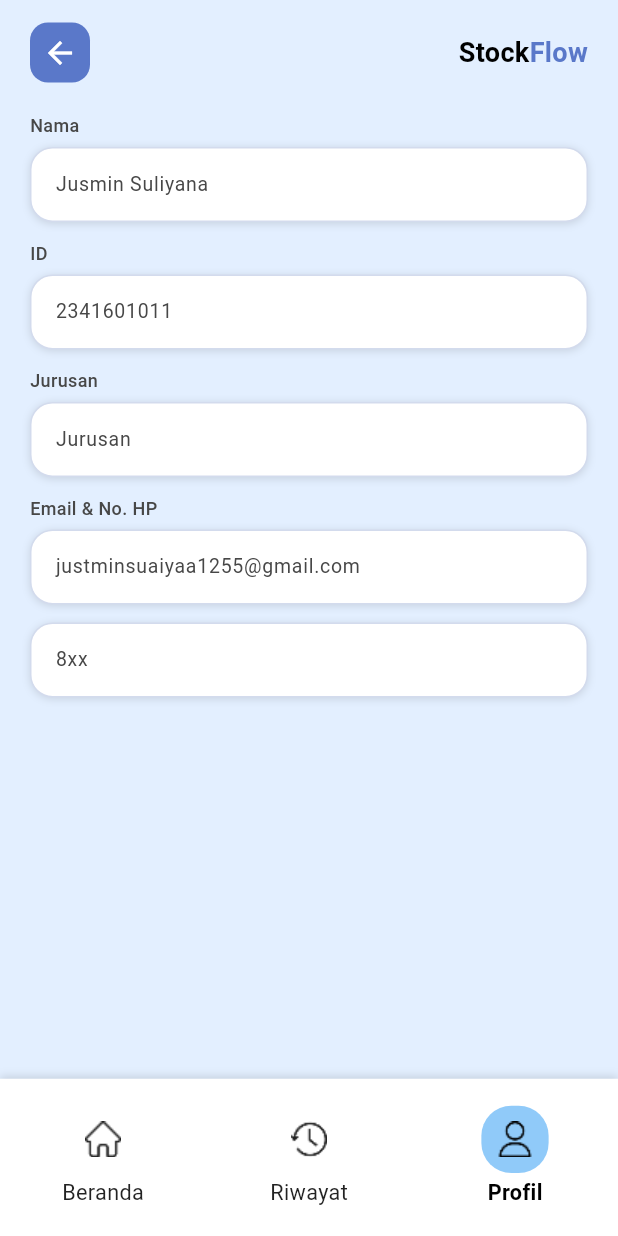
After one commit to OrionZ12/StockFlow-tubes, a Flutter app: the AccountPage screen opened by its route, on a phone screen of 412 x 824 dp. The commit adds this screen. Run offline on Flutter 3.47's test engine with Material 3 defaults, Android fonts, the phone set to English and light mode, and no system bars; our stand-ins replace go_router; Roboto replaces fonts that are missing (RobotoSerif).

Commit message:
Account Screen

```diff
--- a/lib/config/routes.dart
+++ b/lib/config/routes.dart
@@ -3,6 +3,7 @@ import 'package:go_router/go_router.dart';
 import 'package:tubes/screen/history_screen.dart';
 import 'package:tubes/screen/notification_screen.dart';
 import 'package:tubes/screen/profile_screen.dart';
+import 'package:tubes/screen/account_screen.dart';
 
 import '../screen/splash_screen.dart';
 import '../screen/firstime_screen.dart';
@@ -21,6 +22,7 @@ class AppRoutes {
   static const String history = '/history';
   static const String notification = '/notification';
   static const String profile = '/profile';
+  static const String account = '/account';
 }
 
 GoRouter createRouter() {
@@ -76,6 +78,11 @@ GoRouter createRouter() {
         name: 'profile',
         builder: (context, state) => const ProfilePage(),
       ),
+      GoRoute(
+        path: AppRoutes.account,
+        name: 'account',
+        builder: (context, state) => const AccountPage(),
+      ),
     ],
     errorBuilder: (context, state) => Scaffold(
       body: Center(
--- /dev/null
+++ b/lib/screen/account_screen.dart
@@ -0,0 +1,178 @@
+import 'package:flutter/material.dart';
+import 'package:go_router/go_router.dart';
+import '../widget/bottom_nav_bar.dart';
+
+class AccountPage extends StatefulWidget {
+  const AccountPage({super.key});
+
+  @override
+  State<AccountPage> createState() => _AccountPageState();
+}
+
+class _AccountPageState extends State<AccountPage> {
+  int _selectedIndex = 2;
+
+  final TextEditingController _nameController = TextEditingController(
+    text: 'Jusmin Suliyana',
+  );
+  final TextEditingController _idController = TextEditingController(
+    text: '2341601011',
+  );
+  final TextEditingController _departmentController = TextEditingController(
+    text: 'Jurusan',
+  );
+  final TextEditingController _phoneController = TextEditingController(
+    text: '8xx',
+  );
+  final TextEditingController _emailController = TextEditingController(
+    text: 'justminsuaiyaa1255@gmail.com',
+  );
+
+  void _onNavTap(int index) {
+    if (index == _selectedIndex) return;
+    setState(() => _selectedIndex = index);
+    switch (index) {
+      case 0:
+        context.go('/home');
+        break;
+      case 1:
+        context.go('/history');
+        break;
+      case 2:
+        context.go('/profile');
+        break;
+    }
+  }
+
+  @override
+  void dispose() {
+    _nameController.dispose();
+    _idController.dispose();
+    _departmentController.dispose();
+    _phoneController.dispose();
+    _emailController.dispose();
+    super.dispose();
+  }
+
+  @override
+  Widget build(BuildContext context) {
+    return Scaffold(
+      backgroundColor: const Color(0xffe3efff),
+      body: SafeArea(
+        child: Padding(
+          padding: const EdgeInsets.symmetric(horizontal: 20, vertical: 15),
+          child: Column(
+            crossAxisAlignment: CrossAxisAlignment.start,
+            children: [
+              // Header: Back button + StockFlow title
+              Row(
+                children: [
+                  GestureDetector(
+                    onTap: () => context.go('/profile'),
+                    child: Container(
+                      padding: const EdgeInsets.all(8),
+                      decoration: BoxDecoration(
+                        color: const Color(0xff5a78c9),
+                        borderRadius: BorderRadius.circular(12),
+                      ),
+                      child: const Icon(Icons.arrow_back, color: Colors.white),
+                    ),
+                  ),
+                  const Spacer(),
+                  const Text(
+                    "Stock",
+                    style: TextStyle(
+                      fontSize: 18,
+                      fontWeight: FontWeight.bold,
+                      color: Color.fromARGB(255, 0, 0, 0),
+                    ),
+                  ),
+                  const Text(
+                    "Flow",
+                    style: TextStyle(
+                      fontSize: 18,
+                      fontWeight: FontWeight.bold,
+                      color: Color(0xff5a78c9),
+                    ),
+                  ),
+                ],
+              ),
+
+              const SizedBox(height: 20),
+
+              // Form fields
+              Expanded(
+                child: SingleChildScrollView(
+                  child: Column(
+                    crossAxisAlignment: CrossAxisAlignment.start,
+                    children: [
+                      _buildFormField("Nama", _nameController),
+                      const SizedBox(height: 12),
+                      _buildFormField("ID", _idController),
+                      const SizedBox(height: 12),
+                      _buildFormField("Jurusan", _departmentController),
+                      const SizedBox(height: 12),
+                      _buildFormField("Email & No. HP", _emailController),
+                      const SizedBox(height: 12),
+                      _buildFormField(null, _phoneController),
+                    ],
+                  ),
+                ),
+              ),
+            ],
+          ),
+        ),
+      ),
+      bottomNavigationBar: BottomNavBar(
+        currentIndex: _selectedIndex,
+        onTap: _onNavTap,
+      ),
+    );
+  }
+
+  Widget _buildFormField(String? label, TextEditingController controller) {
+    return Column(
+      crossAxisAlignment: CrossAxisAlignment.start,
+      children: [
+        if (label != null) ...[
+          Text(
+            label,
+            style: const TextStyle(
+              fontSize: 12,
+              fontWeight: FontWeight.w500,
+              color: Color(0xff474747),
+            ),
+          ),
+          const SizedBox(height: 6),
+        ],
+        Container(
+          decoration: BoxDecoration(
+            color: Colors.white,
+            borderRadius: BorderRadius.circular(15),
+            border: Border.all(color: const Color(0xffd3dbed), width: 1),
+            boxShadow: const [
+              BoxShadow(
+                color: Colors.black12,
+                blurRadius: 4,
+                offset: Offset(0, 1),
+              ),
+            ],
+          ),
+          child: TextField(
+            controller: controller,
+            readOnly: true,
+            decoration: const InputDecoration(
+              contentPadding: EdgeInsets.symmetric(
+                horizontal: 16,
+                vertical: 12,
+              ),
+              border: InputBorder.none,
+              hintStyle: TextStyle(fontSize: 13, color: Color(0xff929292)),
+            ),
+            style: const TextStyle(fontSize: 13, color: Color(0xff474747)),
+          ),
+        ),
+      ],
+    );
+  }
+}
--- a/lib/screen/profile_screen.dart
+++ b/lib/screen/profile_screen.dart
@@ -20,9 +20,7 @@ const Color kTextMuted = Color(0xFF929292); // 929292
 const Color kBlueMain = Color(0xFF5572DE); // badge jumlah
 const Color kBlueSoft = Color(0xFF7B94F3); // bubble nav
 const Color kBlueMedium = Color(0xFF506DB8); // icon search, v, FAB luar
-const Color kBlueTitle = Color(
-  0xFF2D4990,
-);
+const Color kBlueTitle = Color(0xFF2D4990);
 
 class _ProfilePageState extends State<ProfilePage> {
   int _selectedIndex = 2;
@@ -83,7 +81,7 @@ class _ProfilePageState extends State<ProfilePage> {
                   _buildProfileMenuItem(
                     label: "Informasi Akun",
                     onTap: () {
-                      // Handle Informasi Akun tap
+                      context.go('/account');
                     },
                   ),
                   const SizedBox(height: 12),
```
